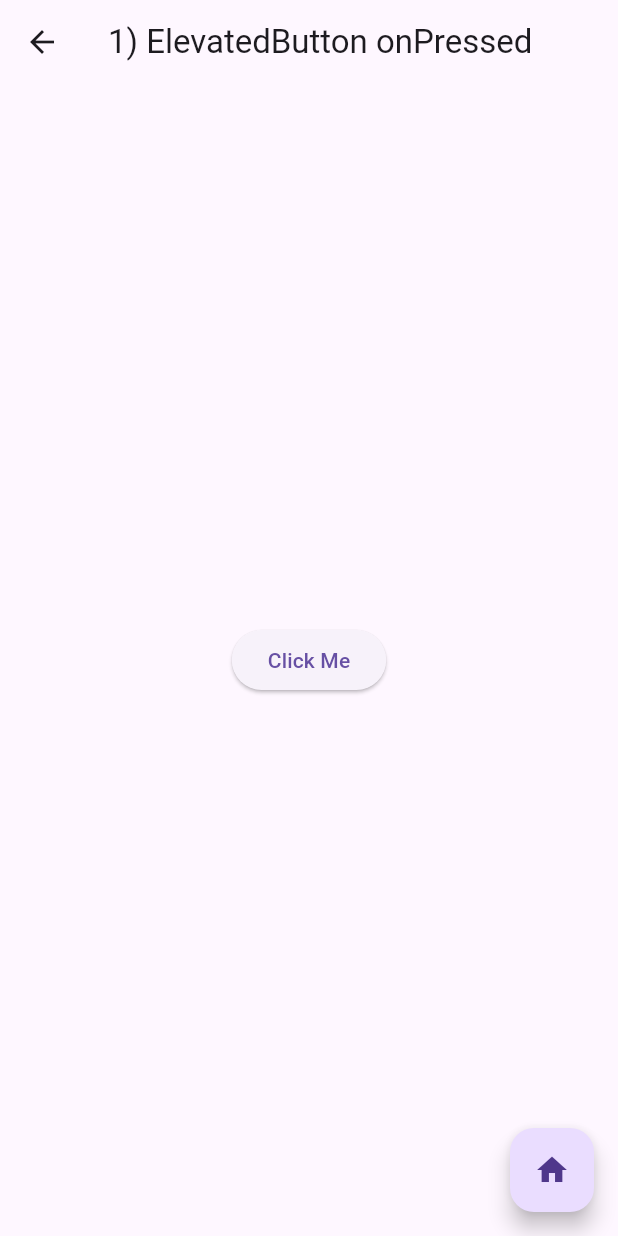
After one commit to pLAyME0037/study-O-code, a Flutter app: the screen it shows after launch, after a tap on "Event App 1", on a phone screen of 412 x 824 dp. The commit adds this screen. Run offline on Flutter 3.47's test engine with Material 3 defaults, Android fonts, the phone set to English and light mode, and no system bars; our stand-ins replace go_router, sqflite, sqflite_common_ffi; missing offline and left inert: dart:ffi; accounts and stored records are empty.

Commit message:
shcool excersice 4 done

```diff
--- a/flutter_folder/my_app_1/lib/main.dart
+++ b/flutter_folder/my_app_1/lib/main.dart
@@ -1,121 +1,36 @@
 import 'package:flutter/material.dart';
+import 'package:my_app_1/src/button_nav_demo.dart';
+import 'package:my_app_1/src/counter_app.dart';
+import 'package:my_app_1/src/event_app.dart';
+import 'package:my_app_1/src/multi_screen_app.dart';
 
 void main() {
-  runApp(const MyApp());
+    runApp(const MaterialApp(home: MainLauncher(),));
 }
 
-class MyApp extends StatelessWidget {
-  const MyApp({super.key});
+class MainLauncher extends StatelessWidget {
+                const MainLauncher({super.key});
 
-  // This widget is the root of your application.
-  @override
-  Widget build(BuildContext context) {
-    return MaterialApp(
-      title: 'Flutter Demo',
-      theme: ThemeData(
-        // This is the theme of your application.
-        //
-        // TRY THIS: Try running your application with "flutter run". You'll see
-        // the application has a purple toolbar. Then, without quitting the app,
-        // try changing the seedColor in the colorScheme below to Colors.green
-        // and then invoke "hot reload" (save your changes or press the "hot
-        // reload" button in a Flutter-supported IDE, or press "r" if you used
-        // the command line to start the app).
-        //
-        // Notice that the counter didn't reset back to zero; the application
-        // state is not lost during the reload. To reset the state, use hot
-        // restart instead.
-        //
-        // This works for code too, not just values: Most code changes can be
-        // tested with just a hot reload.
-        colorScheme: .fromSeed(seedColor: Colors.blueGrey),
-      ),
-      home: const MyHomePage(title: 'Flutter Home Page , World'),
-    );
-  }
+    @override
+    Widget build(BuildContext context) {
+        return Scaffold(appBar: AppBar(title: const Text('Main Launcher')),
+        body: ListView(padding: const EdgeInsets.all(16),
+        children: [
+            _buildLauncherButton(context, 'Counter App', const MyApp()),
+            _buildLauncherButton(context, 'Button Nav Demo', const BottomNavDemo()),
+            _buildLauncherButton(context, 'Event App 1', const EventApp1()),
+            _buildLauncherButton(context, 'Multi Screen App', const AppScreen()),
+        ],),);
+    }
+
+    Widget _buildLauncherButton(BuildContext context, String title, Widget target) {
+        return Card(child: ListTile(title: Text(title),
+        trailing: const Icon(Icons.arrow_forward_ios),
+        onTap: () {
+            Navigator.push(
+                context,
+                MaterialPageRoute(builder: (context) => target),
+            );
+        }),);
+    }
 }
-
-class MyHomePage extends StatefulWidget {
-  const MyHomePage({super.key, required this.title});
-
-  // This widget is the home page of your application. It is stateful, meaning
-  // that it has a State object (defined below) that contains fields that affect
-  // how it looks.
-
-  // This class is the configuration for the state. It holds the values (in this
-  // case the title) provided by the parent (in this case the App widget) and
-  // used by the build method of the State. Fields in a Widget subclass are
-  // always marked "final".
-
-  final String title;
-
-  @override
-  State<MyHomePage> createState() => _MyHomePageState();
-}
-
-class _MyHomePageState extends State<MyHomePage> {
-  int _counter = 0;
-
-  void _incrementCounter() {
-    setState(() {
-      // This call to setState tells the Flutter framework that something has
-      // changed in this State, which causes it to rerun the build method below
-      // so that the display can reflect the updated values. If we changed
-      // _counter without calling setState(), then the build method would not be
-      // called again, and so nothing would appear to happen.
-      _counter++;
-    });
-  }
-
-  @override
-  Widget build(BuildContext context) {
-    // This method is rerun every time setState is called, for instance as done
-    // by the _incrementCounter method above.
-    //
-    // The Flutter framework has been optimized to make rerunning build methods
-    // fast, so that you can just rebuild anything that needs updating rather
-    // than having to individually change instances of widgets.
-    return Scaffold(
-      appBar: AppBar(
-        // TRY THIS: Try changing the color here to a specific color (to
-        // Colors.amber, perhaps?) and trigger a hot reload to see the AppBar
-        // change color while the other colors stay the same.
-        backgroundColor: Theme.of(context).colorScheme.inversePrimary,
-        // Here we take the value from the MyHomePage object that was created by
-        // the App.build method, and use it to set our appbar title.
-        title: Text(widget.title),
-      ),
-      body: Center(
-        // Center is a layout widget. It takes a single child and positions it
-        // in the middle of the parent.
-        child: Column(
-          // Column is also a layout widget. It takes a list of children and
-          // arranges them vertically. By default, it sizes itself to fit its
-          // children horizontally, and tries to be as tall as its parent.
-          //
-          // Column has various properties to control how it sizes itself and
-          // how it positions its children. Here we use mainAxisAlignment to
-          // center the children vertically; the main axis here is the vertical
-          // axis because Columns are vertical (the cross axis would be
-          // horizontal).
-          //
-          // TRY THIS: Invoke "debug painting" (choose the "Toggle Debug Paint"
-          // action in the IDE, or press "p" in the console), to see the
-          // wireframe for each widget.
-          mainAxisAlignment: .center,
-          children: [
-            const Text('You have pushed the button this many times:'),
-            Text('$_counter',
-                 style: Theme.of(context).textTheme.headlineMedium,
-            ),
-          ],
-        ),
-      ),
-      floatingActionButton: FloatingActionButton(
-        onPressed: _incrementCounter,
-        tooltip: 'Increment',
-        child: const Icon(Icons.add),
-      ),
-    );
-  }
-}
--- /dev/null
+++ b/flutter_folder/my_app_1/lib/src/event_app.dart
@@ -0,0 +1,23 @@
+import 'package:flutter/material.dart';
+
+class EventApp1 extends StatelessWidget {
+    const EventApp1({super.key});
+
+    @override
+    Widget build(BuildContext context) {
+        return Scaffold(
+            appBar: AppBar(title: const Text('1) ElevatedButton onPressed')),
+            body: Center(
+              child: Builder(
+                builder: (ctx) => ElevatedButton(
+                  onPressed: () {
+                    // show message on screen
+                    ScaffoldMessenger.of(ctx).showSnackBar(
+                      const SnackBar(content: Text('✅ Button Pressed!')));
+                  },
+                  child: const Text('Click Me')))),
+            floatingActionButton: FloatingActionButton(
+                onPressed: () => Navigator.of(context, rootNavigator: true).pop(),
+                child: const Icon(Icons.home)));
+    }
+}
```
Also changed, not shown: flutter_folder/my_app_1/lib/src/button_nav_demo.dart (added, +47 -0 lines), flutter_folder/my_app_1/lib/src/counter_app.dart (added, +67 -0 lines), flutter_folder/my_app_1/lib/src/multi_screen_app.dart (added, +169 -0 lines), flutter_folder/my_app_1/flutter_01.png (added), 12 other files.
